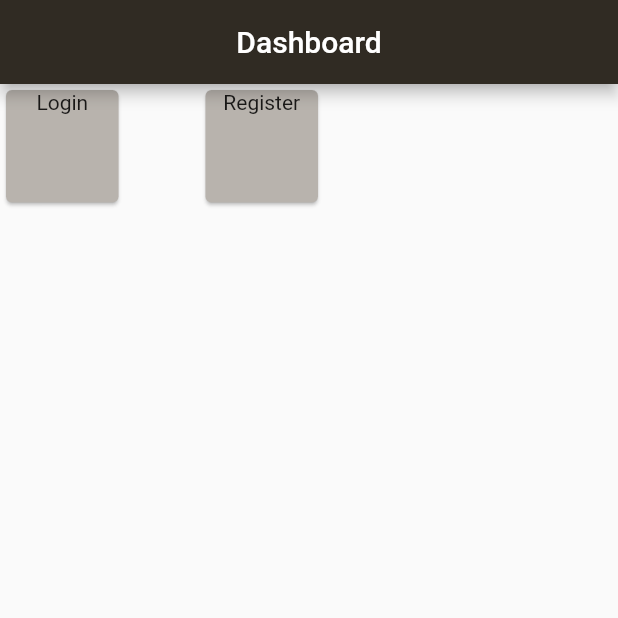
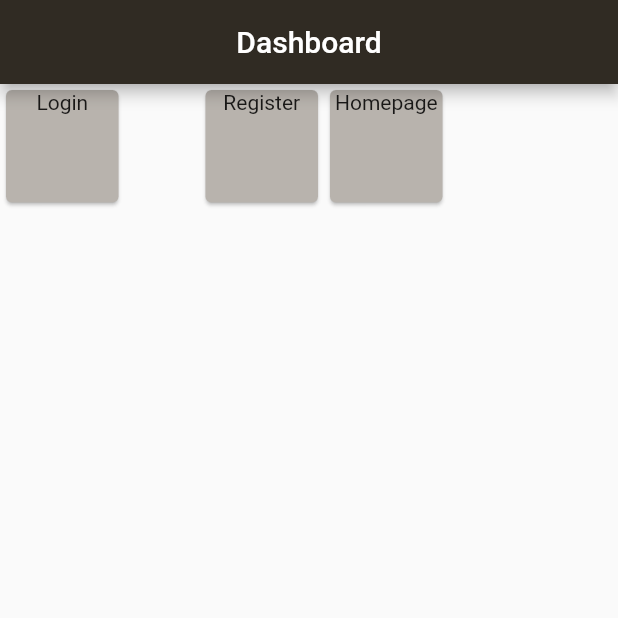
Before and after one commit to Samrai123/lokbook, a Flutter app: the screen it shows after launch, on a phone screen of 412 x 824 dp, the top half of it. Run offline on Flutter 3.47's test engine with Material 2 defaults, Android fonts, the phone set to English and light mode, and no system bars; our stand-ins replace google_fonts.

Commit message:
homepage1

```diff
--- a/lib/screen/bottom_screen/home.dart
+++ b/lib/screen/bottom_screen/home.dart
@@ -2,8 +2,8 @@ import 'package:flutter/material.dart';
 import 'package:flutter/src/widgets/container.dart';
 import 'package:flutter/src/widgets/framework.dart';
 
-class HomeScreen extends StatelessWidget {
-  const HomeScreen({super.key});
+class HomeBottomScreen extends StatelessWidget {
+  const HomeBottomScreen({super.key});
 
   @override
   Widget build(BuildContext context) {
--- a/lib/screen/dashboard.dart
+++ b/lib/screen/dashboard.dart
@@ -3,6 +3,7 @@ import 'package:flutter/src/widgets/container.dart';
 import 'package:flutter/src/widgets/framework.dart';
 
 import 'bottom_screen/login.dart';
+import 'homepage.dart';
 import 'login.dart';
 import 'register.dart';
 
@@ -61,6 +62,25 @@ class DashboardScreen extends StatelessWidget {
               ),
             ),
           ),
+          Card(
+            color: Color.fromARGB(255, 184, 179, 173),
+            clipBehavior: Clip.hardEdge,
+            child: InkWell(
+              splashColor: Colors.blue.withAlpha(30),
+              onTap: () {
+                Navigator.push(context,
+                    MaterialPageRoute(builder: (context) => HomepageScreen()));
+              },
+              child: Container(
+                width: 75,
+                height: 75,
+                child: Text(
+                  'Homepage',
+                  textAlign: TextAlign.center,
+                ),
+              ),
+            ),
+          ),
         ]),
       ),
     );
```
Also changed, not shown: lib/screen/homepage.dart (added, +53 -0 lines).
